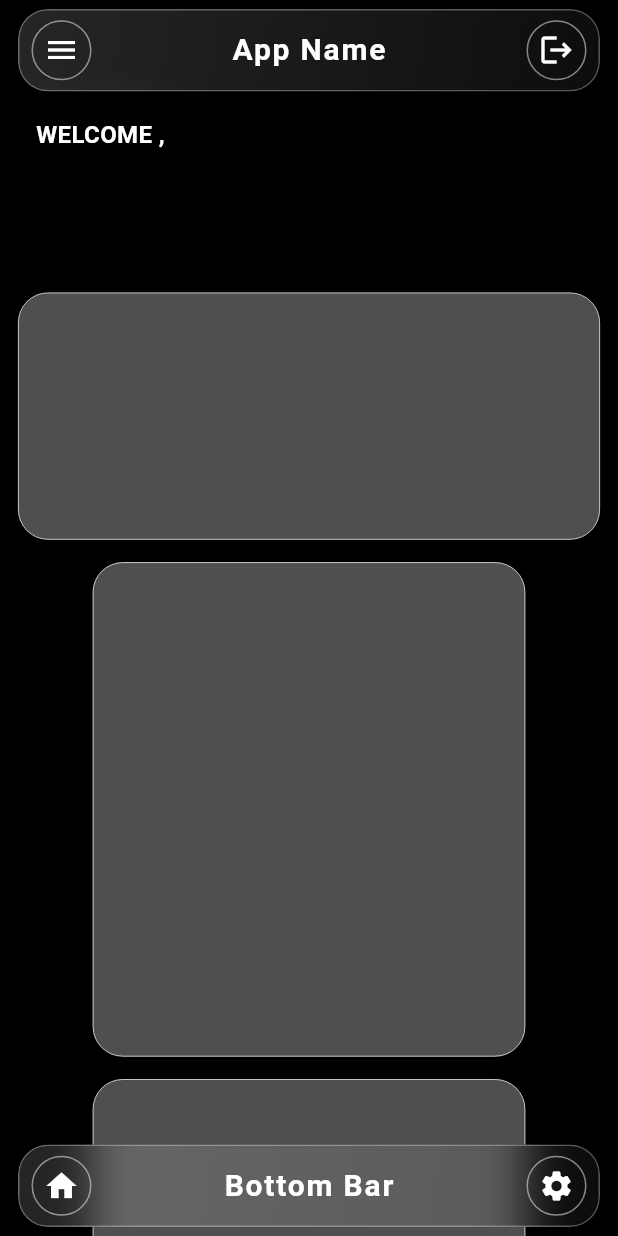
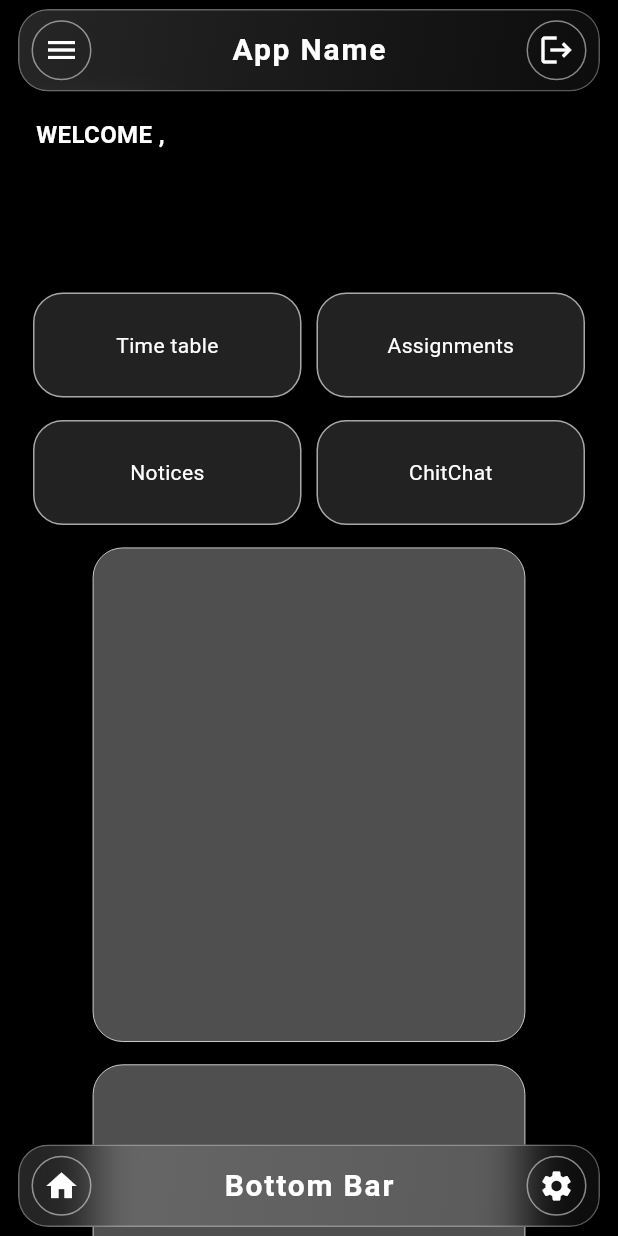
Before and after one commit to Swayanshuu/Batch-Mate, a Flutter app: the screen it shows once a user with an empty profile is signed in, on a phone screen of 412 x 824 dp. Run offline on Flutter 3.47's test engine with Material 3 defaults, Android fonts, the phone set to English and light mode, and no system bars; our stand-ins replace firebase_auth, firebase_core; accounts and stored records are empty.

Commit message:
edited contetnt section

```diff
--- a/lib/Screens/main_Screen.dart
+++ b/lib/Screens/main_Screen.dart
@@ -1,5 +1,6 @@
 import 'dart:ui';
 import 'package:classroombuddy/Screens/login_Screen.dart';
+import 'package:classroombuddy/customs/content.dart';
 import 'package:classroombuddy/customs/user_InfoCard.dart';
 import 'package:firebase_auth/firebase_auth.dart';
 import 'package:flutter/material.dart';
@@ -32,15 +33,7 @@ class _MainScreenState extends State<MainScreen> {
 
                   const SizedBox(height: 15),
 
-                  Container(
-                    height: MediaQuery.of(context).size.height * .2,
-                    width: double.infinity,
-                    decoration: BoxDecoration(
-                      color: Colors.grey.withOpacity(.5),
-                      border: Border.all(color: Colors.white, width: .5),
-                      borderRadius: BorderRadius.circular(20),
-                    ),
-                  ),
+                  Content(),
 
                   const SizedBox(height: 15),
 
--- /dev/null
+++ b/lib/customs/content.dart
@@ -0,0 +1,79 @@
+import 'package:flutter/material.dart';
+
+class Content extends StatelessWidget {
+  const Content({super.key});
+
+  @override
+  Widget build(BuildContext context) {
+    return Column(
+      mainAxisAlignment: MainAxisAlignment.center,
+      children: [
+        Row(
+          children: [
+            content_Container(
+              onTap: () {},
+              text: "Time table",
+              rightPadding: 0,
+              leftPadding: 10,
+            ),
+            const SizedBox(width: 10),
+            content_Container(
+              onTap: () {},
+              text: "Assignments",
+              rightPadding: 10,
+              leftPadding: 0,
+            ),
+          ],
+        ),
+        const SizedBox(height: 15),
+        Row(
+          children: [
+            content_Container(
+              onTap: () {},
+              text: "Notices",
+              rightPadding: 0,
+              leftPadding: 10,
+            ),
+
+            const SizedBox(width: 10),
+
+            content_Container(
+              onTap: () {},
+              text: "ChitChat",
+              rightPadding: 10,
+              leftPadding: 0,
+            ),
+          ],
+        ),
+      ],
+    );
+  }
+
+  Widget content_Container({
+    required String text,
+    required VoidCallback onTap,
+    required double rightPadding,
+    required double leftPadding,
+  }) {
+    return Expanded(
+      child: Padding(
+        padding: EdgeInsets.only(right: rightPadding, left: leftPadding),
+        child: InkWell(
+          borderRadius: BorderRadius.circular(20),
+          onTap: onTap,
+
+          child: Container(
+            height: 70,
+
+            decoration: BoxDecoration(
+              color: const Color.fromARGB(255, 57, 57, 57).withOpacity(0.6),
+              borderRadius: BorderRadius.circular(20),
+              border: Border.all(color: Colors.white.withOpacity(0.6)),
+            ),
+            child: Center(child: Text(text)),
+          ),
+        ),
+      ),
+    );
+  }
+}
```
